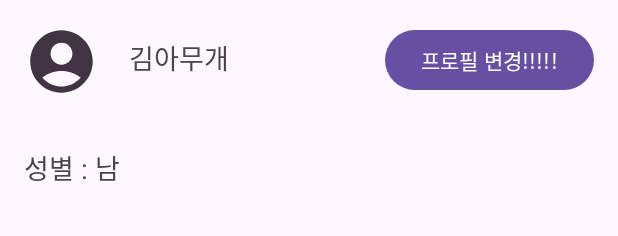
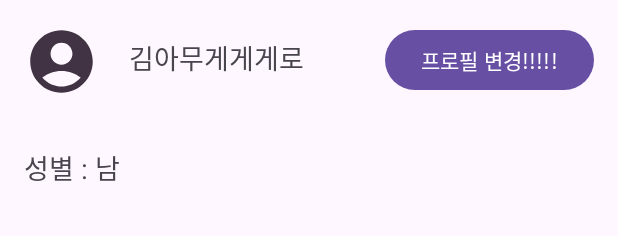
Before and after one commit to Bangeunseong/Project_NiyakNeyak, an Android app: the layout fragment_setting.xml on its own in the app's theme, with its tools: preview values and no code run, on a phone screen of 412 x 824 dp. Shown: the top 236 px of the screen. Run offline under Robolectric (Android 15) with nearby library versions, the phone set to English and light mode, and no system bars.

Commit message:
from lab 02-15

```diff
--- a/app/src/main/res/layout/fragment_setting.xml
+++ b/app/src/main/res/layout/fragment_setting.xml
@@ -39,7 +39,7 @@
                     android:layout_width="0dp"
                     android:layout_height="wrap_content"
                     android:layout_weight="1"
-                    android:text="김아무개"
+                    android:text="김아무게게게로"
                     android:textSize="18sp" />
                 <Button
                     android:id="@+id/profile_button"
```
